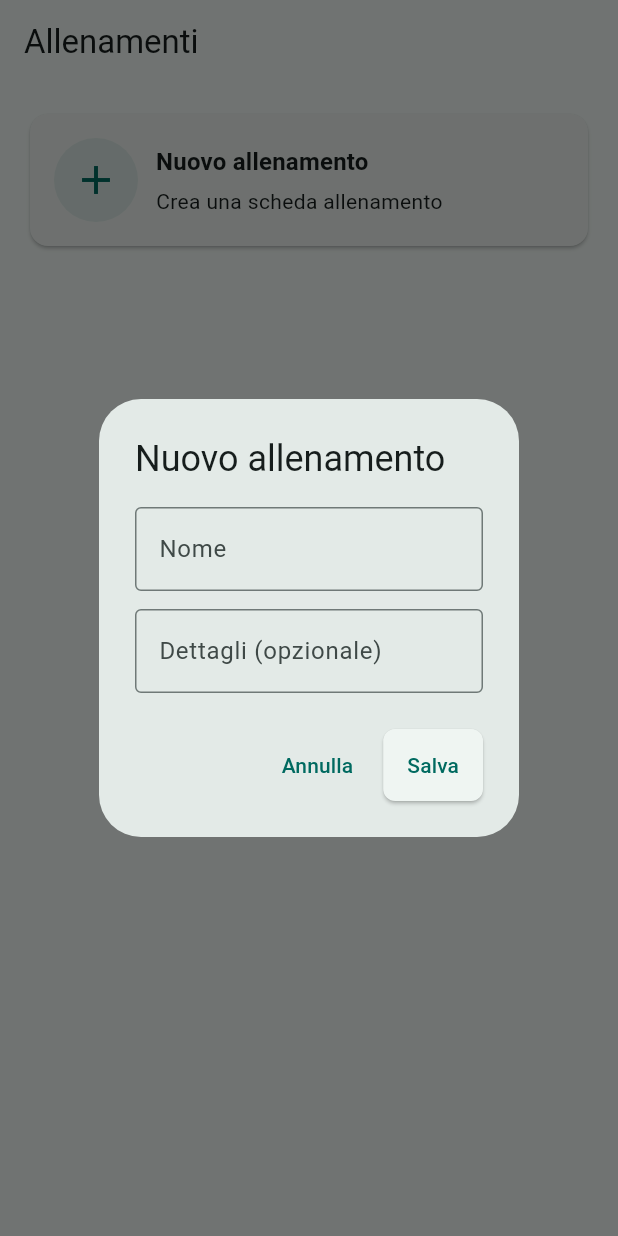
After one commit to LifeField/LifeFieldApp, a Flutter app: the WorkoutScreen screen opened by its route, after a tap on "Nuovo allenamento", on a phone screen of 412 x 824 dp. The commit adds this screen. Run offline on Flutter 3.47's test engine with Material 3 defaults, Android fonts, the phone set to English and light mode, and no system bars; our stand-ins replace dio, flutter_riverpod, flutter_secure_storage, freezed_annotation, go_router, logger and 4 more; accounts and stored records are empty; generated files the repository leaves out were written again.

Commit message:
Inizio sviluppo parte di tracciamento in palestra

```diff
--- a/life_field_app/lib/app/router/app_router.dart
+++ b/life_field_app/lib/app/router/app_router.dart
@@ -7,6 +7,7 @@ import '../../features/profile/presentation/settings_screen.dart';
 import '../../features/shared/presentation/admin_home_screen.dart';
 import '../../features/shared/presentation/client_home_screen.dart';
 import '../../features/shared/presentation/meal_detail_screen.dart';
+import '../../features/shared/presentation/workout_screen.dart';
 import '../../features/shared/presentation/pro_home_screen.dart';
 import 'go_router_refresh_stream.dart';
 import 'role_redirect.dart';
@@ -60,6 +61,11 @@ final routerProvider = Provider<GoRouter>((ref) {
         builder: (context, state) => const SettingsScreen(),
       ),
       GoRoute(
+        name: RoutePaths.workoutName,
+        path: RoutePaths.workout,
+        builder: (context, state) => const WorkoutScreen(),
+      ),
+      GoRoute(
         name: RoutePaths.mealDetailName,
         path: RoutePaths.mealDetail,
         builder: (context, state) {
--- a/life_field_app/lib/app/router/route_paths.dart
+++ b/life_field_app/lib/app/router/route_paths.dart
@@ -7,6 +7,8 @@ class RoutePaths {
   static const mealBase = '/meal';
   static const mealDetail = '$mealBase/:mealIndex';
   static const mealDetailName = 'meal-detail';
+  static const workout = '/workout';
+  static const workoutName = 'workout';
 
   static String mealDetailFor(int mealIndex) => '$mealBase/$mealIndex';
 }
--- /dev/null
+++ b/life_field_app/lib/features/shared/data/datasources/workout_local_data_source.dart
@@ -0,0 +1,67 @@
+import 'package:path/path.dart';
+import 'package:sqflite/sqflite.dart';
+
+import '../../domain/entities/workout_models.dart';
+
+class WorkoutLocalDataSource {
+  WorkoutLocalDataSource._();
+
+  static final WorkoutLocalDataSource instance = WorkoutLocalDataSource._();
+
+  Database? _db;
+
+  Future<Database> _database() async {
+    if (_db != null) return _db!;
+    final dbPath = await getDatabasesPath();
+    final path = join(dbPath, 'life_field_workouts.db');
+    _db = await openDatabase(
+      path,
+      version: 1,
+      onCreate: (db, version) async {
+        await db.execute('''
+        CREATE TABLE workouts(
+          id INTEGER PRIMARY KEY AUTOINCREMENT,
+          name TEXT NOT NULL,
+          details TEXT NOT NULL
+        );
+        ''');
+      },
+    );
+    return _db!;
+  }
+
+  Future<List<WorkoutEntry>> fetchWorkouts() async {
+    final db = await _database();
+    final rows = await db.query('workouts', orderBy: 'id DESC');
+    return rows
+        .map(
+          (row) => WorkoutEntry(
+            id: row['id'] as int,
+            name: (row['name'] as String?) ?? '',
+            details: (row['details'] as String?) ?? '',
+          ),
+        )
+        .toList();
+  }
+
+  Future<WorkoutEntry> addWorkout({
+    required String name,
+    String details = '',
+  }) async {
+    final db = await _database();
+    final id = await db.insert(
+      'workouts',
+      {
+        'name': name,
+        'details': details,
+      },
+      conflictAlgorithm: ConflictAlgorithm.replace,
+    );
+    return WorkoutEntry(id: id, name: name, details: details);
+  }
+
+  Future<void> deleteWorkout(int id) async {
+    final db = await _database();
+    await db.delete('workouts', where: 'id = ?', whereArgs: [id]);
+  }
+}
--- /dev/null
+++ b/life_field_app/lib/features/shared/domain/entities/workout_models.dart
@@ -0,0 +1,11 @@
+class WorkoutEntry {
+  const WorkoutEntry({
+    required this.id,
+    required this.name,
+    required this.details,
+  });
+
+  final int id;
+  final String name;
+  final String details;
+}
--- /dev/null
+++ b/life_field_app/lib/features/shared/presentation/workout_screen.dart
@@ -0,0 +1,191 @@
+import 'package:flutter/material.dart';
+
+import '../data/datasources/workout_local_data_source.dart';
+import '../domain/entities/workout_models.dart';
+
+class WorkoutScreen extends StatefulWidget {
+  const WorkoutScreen({super.key});
+
+  @override
+  State<WorkoutScreen> createState() => _WorkoutScreenState();
+}
+
+class _WorkoutScreenState extends State<WorkoutScreen> {
+  final WorkoutLocalDataSource _dataSource = WorkoutLocalDataSource.instance;
+  final List<WorkoutEntry> _workouts = [];
+
+  @override
+  void initState() {
+    super.initState();
+    _loadWorkouts();
+  }
+
+  @override
+  Widget build(BuildContext context) {
+    return Scaffold(
+      appBar: AppBar(
+        title: const Text('Allenamenti'),
+      ),
+      body: SafeArea(
+        child: Padding(
+          padding: const EdgeInsets.all(16),
+          child: ListView.separated(
+            itemCount: _workouts.length + 1,
+            separatorBuilder: (_, __) => const SizedBox(height: 12),
+            itemBuilder: (context, index) {
+              if (index == _workouts.length) {
+                return _AddWorkoutCard(onTap: _showAddWorkoutDialog);
+              }
+              final workout = _workouts[index];
+              return Card(
+                shape: RoundedRectangleBorder(
+                  borderRadius: BorderRadius.circular(12),
+                ),
+                child: ListTile(
+                  leading: const Icon(Icons.fitness_center_outlined),
+                  title: Text(workout.name),
+                  subtitle:
+                      workout.details.isNotEmpty ? Text(workout.details) : null,
+                  trailing: const Icon(Icons.chevron_right_rounded),
+                  onLongPress: () => _removeWorkout(workout.id),
+                  onTap: () {
+                    // TODO: dettaglio allenamento locale
+                  },
+                ),
+              );
+            },
+          ),
+        ),
+      ),
+    );
+  }
+
+  Future<void> _loadWorkouts() async {
+    final items = await _dataSource.fetchWorkouts();
+    setState(() {
+      _workouts
+        ..clear()
+        ..addAll(items);
+    });
+  }
+
+  Future<void> _showAddWorkoutDialog() async {
+    final nameController = TextEditingController();
+    final detailsController = TextEditingController();
+
+    final result = await showDialog<bool>(
+      context: context,
+      builder: (context) {
+        return AlertDialog(
+          title: const Text('Nuovo allenamento'),
+          content: Column(
+            mainAxisSize: MainAxisSize.min,
+            children: [
+              TextField(
+                controller: nameController,
+                decoration: const InputDecoration(
+                  labelText: 'Nome',
+                ),
+              ),
+              const SizedBox(height: 12),
+              TextField(
+                controller: detailsController,
+                decoration: const InputDecoration(
+                  labelText: 'Dettagli (opzionale)',
+                ),
+              ),
+            ],
+          ),
+          actions: [
+            TextButton(
+              onPressed: () => Navigator.of(context).pop(false),
+              child: const Text('Annulla'),
+            ),
+            ElevatedButton(
+              onPressed: () {
+                if (nameController.text.trim().isEmpty) {
+                  return;
+                }
+                Navigator.of(context).pop(true);
+              },
+              child: const Text('Salva'),
+            ),
+          ],
+        );
+      },
+    );
+
+    if (result == true) {
+      final newWorkout = await _dataSource.addWorkout(
+        name: nameController.text.trim(),
+        details: detailsController.text.trim(),
+      );
+      setState(() {
+        _workouts.insert(0, newWorkout);
+      });
+    }
+  }
+
+  Future<void> _removeWorkout(int id) async {
+    await _dataSource.deleteWorkout(id);
+    await _loadWorkouts();
+  }
+}
+
+class _AddWorkoutCard extends StatelessWidget {
+  const _AddWorkoutCard({required this.onTap});
+
+  final VoidCallback onTap;
+
+  @override
+  Widget build(BuildContext context) {
+    return Card(
+      shape: RoundedRectangleBorder(
+        borderRadius: BorderRadius.circular(12),
+      ),
+      child: InkWell(
+        borderRadius: BorderRadius.circular(12),
+        onTap: onTap,
+        child: Padding(
+          padding: const EdgeInsets.all(16),
+          child: Row(
+            children: [
+              Container(
+                width: 56,
+                height: 56,
+                decoration: BoxDecoration(
+                  shape: BoxShape.circle,
+                  color:
+                      Theme.of(context).colorScheme.primary.withOpacity(0.08),
+                ),
+                child: Icon(
+                  Icons.add,
+                  color: Theme.of(context).colorScheme.primary,
+                  size: 32,
+                ),
+              ),
+              const SizedBox(width: 12),
+              Column(
+                crossAxisAlignment: CrossAxisAlignment.start,
+                children: [
+                  Text(
+                    'Nuovo allenamento',
+                    style: Theme.of(context)
+                        .textTheme
+                        .titleMedium
+                        ?.copyWith(fontWeight: FontWeight.w700),
+                  ),
+                  const SizedBox(height: 4),
+                  Text(
+                    'Crea una scheda allenamento',
+                    style: Theme.of(context).textTheme.bodyMedium,
+                  ),
+                ],
+              ),
+            ],
+          ),
+        ),
+      ),
+    );
+  }
+}
```
Also changed, not shown: life_field_app/lib/features/shared/presentation/client_home_screen.dart (+155 -29 lines).
